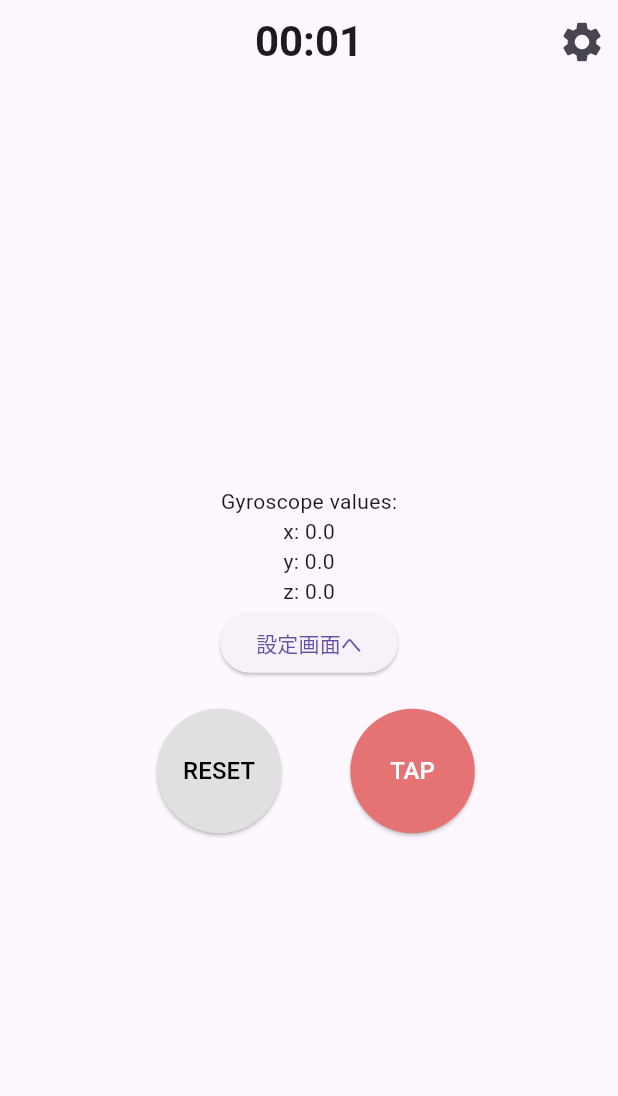
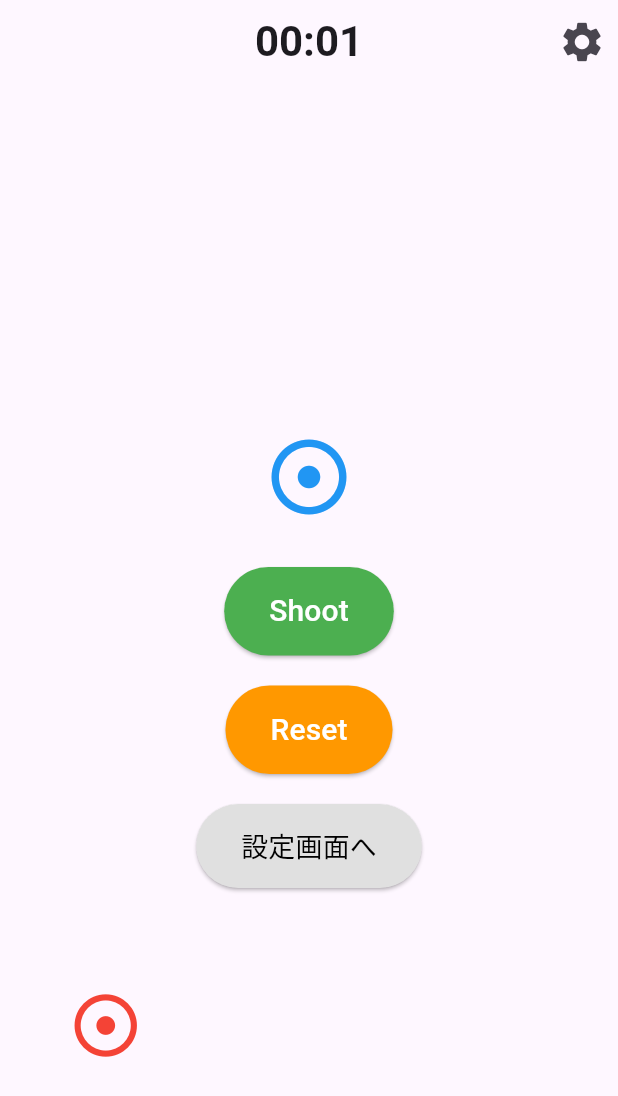
Before and after one commit to tanakacha/flutter_jr_hackathon, a Flutter app: the screen it shows after launch, after a tap on "ゲームへ", on a phone screen of 412 x 824 dp. Shown: the top 1096 px of the screen. Run offline on Flutter 3.47's test engine with Material 3 defaults, Android fonts, the phone set to English and light mode, and no system bars; our stand-ins replace go_router, sensors_plus.

Commit message:
shootボタンの配置とコンポーネント化

```diff
--- a/lib/scenes/game/game_screen.dart
+++ b/lib/scenes/game/game_screen.dart
@@ -1,8 +1,8 @@
 import 'package:flutter/material.dart';
-import 'package:flutter_jr_hackathon/scenes/timer/timer_screen.dart';
+import 'package:flutter_jr_hackathon/utils/game/gyro/gyro_calc.dart';
+import 'package:flutter_jr_hackathon/widget/target_widget.dart';
+import 'package:flutter_jr_hackathon/widget/timer_widget.dart';
 import 'package:go_router/go_router.dart';
-import 'package:sensors_plus/sensors_plus.dart';
-
 
 class GameScreen extends StatefulWidget {
   const GameScreen({super.key});
@@ -12,18 +12,33 @@ class GameScreen extends StatefulWidget {
 }
 
 class _GameScreenState extends State<GameScreen> {
-  double x = 0.0, y = 0.0, z = 0.0;
+  final GyroController gyroController = GyroController();
+  final double tolerance = 50.0; // 当たり判定の許容範囲
 
   @override
   void initState() {
     super.initState();
-    gyroscopeEvents.listen((GyroscopeEvent event) {
-      setState(() {
-        x = event.x;
-        y = event.y;
-        z = event.z;
-      });
-    });
+    gyroController.initGyro();
+  }
+
+  @override
+  void didChangeDependencies() {
+    super.didChangeDependencies();
+    gyroController.generateNewTarget(context);
+  }
+
+  void checkHit() {
+    double centerX = MediaQuery.of(context).size.width / 2;
+    double centerY = MediaQuery.of(context).size.height / 2;
+
+    if ((gyroController.targetX - centerX).abs() < tolerance &&
+        (gyroController.targetY - centerY).abs() < tolerance) {
+      print('Hit! (${gyroController.targetX}, ${gyroController.targetY})');
+      gyroController.generateNewTarget(context);
+    } else {
+      print('Miss! (${gyroController.targetX}, ${gyroController.targetY})');
+    }
+    setState(() {});
   }
 
   @override
@@ -39,54 +54,75 @@ class _GameScreenState extends State<GameScreen> {
             ),
           ],
         ),
-      body: Center(
+        body: Stack(
+          children: [
+            // 的ウィジェット
+            TargetWidget(
+              x: gyroController.targetX,
+              y: gyroController.targetY,
+            ),
+            Center(
               child: Column(
                 mainAxisAlignment: MainAxisAlignment.center,
                 children: [
-            const Text('Gyroscope values:'),
-            Text('x: $x'),
-            Text('y: $y'),
-            Text('z: $z'),
+                  // const Text('Gyroscope values:'),
+                  // Text('x: ${gyroController.x.toStringAsFixed(2)}'),
+                  // Text('y: ${gyroController.y.toStringAsFixed(2)}'),
+                  // Text('z: ${gyroController.z.toStringAsFixed(2)}'),
+                  const Icon(Icons.adjust, size: 60, color: Colors.blue),
+                  const SizedBox(height: 30),
+
+                  // Shootボタン
                   ElevatedButton(
-              child: const Text("設定画面へ"),
+                    onPressed: checkHit,
+                    style: ElevatedButton.styleFrom(
+                      backgroundColor: Colors.green,
+                      padding: const EdgeInsets.symmetric(
+                          horizontal: 30, vertical: 15),
+                    ),
+                    child: const Text(
+                      'Shoot',
+                      style: TextStyle(fontSize: 20, color: Colors.white),
+                    ),
+                  ),
+
+                  const SizedBox(height: 20),
+
+                  // Resetボタン
+                  ElevatedButton(
+                    onPressed: () {},
+                    style: ElevatedButton.styleFrom(
+                      backgroundColor: Colors.orange,
+                      padding: const EdgeInsets.symmetric(
+                          horizontal: 30, vertical: 15),
+                    ),
+                    child: const Text(
+                      'Reset',
+                      style: TextStyle(fontSize: 20, color: Colors.white),
+                    ),
+                  ),
+
+                  const SizedBox(height: 20),
+
+                  // 設定画面へボタン
+                  ElevatedButton(
                     onPressed: () {
                       context.go('/');
                     },
-            ),
-            const SizedBox(height: 20),
-            Row(
-              mainAxisAlignment: MainAxisAlignment.center,
-              children: [
-                ElevatedButton(
-                  onPressed: () {},
                     style: ElevatedButton.styleFrom(
                       backgroundColor: Colors.grey[300],
-                    shape: const CircleBorder(),
-                    padding: const EdgeInsets.all(30),
+                      padding: const EdgeInsets.symmetric(
+                          horizontal: 30, vertical: 15),
                     ),
                     child: const Text(
-                    'RESET',
-                    style: TextStyle(fontSize: 16, color: Colors.black),
-                  ),
-                ),
-                const SizedBox(width: 30),
-                ElevatedButton(
-                  onPressed: () {},
-                  style: ElevatedButton.styleFrom(
-                    backgroundColor: Colors.red[300],
-                    shape: const CircleBorder(),
-                    padding: const EdgeInsets.all(30),
-                  ),
-                  child: const Text(
-                    'TAP',
-                    style: TextStyle(fontSize: 16, color: Colors.white),
+                      '設定画面へ',
+                      style: TextStyle(fontSize: 18, color: Colors.black),
                     ),
                   ),
                 ],
               ),
+            ),
           ],
-        ),
-      ),
-    );
+        ));
   }
 }
--- a/lib/utils/game/gyro/gyro_calc.dart
+++ b/lib/utils/game/gyro/gyro_calc.dart
@@ -0,0 +1,44 @@
+import 'dart:math';
+import 'package:flutter/material.dart';
+import 'package:sensors_plus/sensors_plus.dart';
+
+class GyroController {
+  double x = 0.0;  // ジャイロデータX
+  double y = 0.0;  // ジャイロデータY
+  double z = 0.0;  // ジャイロデータZ
+
+  double targetX = 0.0;  // 的のX座標
+  double targetY = 0.0;  // 的のY座標
+  final Random random = Random();
+  final double threshold = 0.1;  // 閾値
+
+  void initGyro() {
+    gyroscopeEvents.listen((GyroscopeEvent event) {
+      // ジャイロデータを更新
+      x = event.x;
+      y = event.y;
+      z = event.z;
+
+      // 的の座標を更新
+      targetX += y * 10;  // Y軸でX座標を更新
+      targetY += x * 10;  // X軸でY座標を更新
+      print('Gyro: x=$x, y=$y, z=$z');
+    });
+  }
+
+  void generateNewTarget(BuildContext context) {
+    // ランダムな位置に的を生成
+    targetX = random.nextDouble() * MediaQuery.of(context).size.width;
+    targetY = random.nextDouble() * MediaQuery.of(context).size.height;
+    print('New Target: ($targetX, $targetY)');
+  }
+
+  void resetPosition() {
+    // ジャイロと的をリセット
+    x = 0.0;
+    y = 0.0;
+    z = 0.0;
+    targetX = 0.0;
+    targetY = 0.0;
+  }
+}
--- /dev/null
+++ b/lib/widget/target_widget.dart
@@ -0,0 +1,25 @@
+import 'package:flutter/material.dart';
+
+class TargetWidget extends StatelessWidget {
+  final double x;
+  final double y;
+
+  const TargetWidget({
+    super.key,
+    required this.x,
+    required this.y,
+  });
+
+  @override
+  Widget build(BuildContext context) {
+    return Positioned(
+      left: x,
+      top: y,
+      child: const Icon(
+        Icons.adjust,
+        size: 50,
+        color: Colors.red,
+      ),
+    );
+  }
+}
```
Also changed, not shown: lib/widget/game_widget.dart (added, +88 -0 lines), lib/widget/timer_widget.dart (renamed from lib/scenes/timer/timer_screen.dart). Lines whose indentation alone changed are shown as unchanged.
